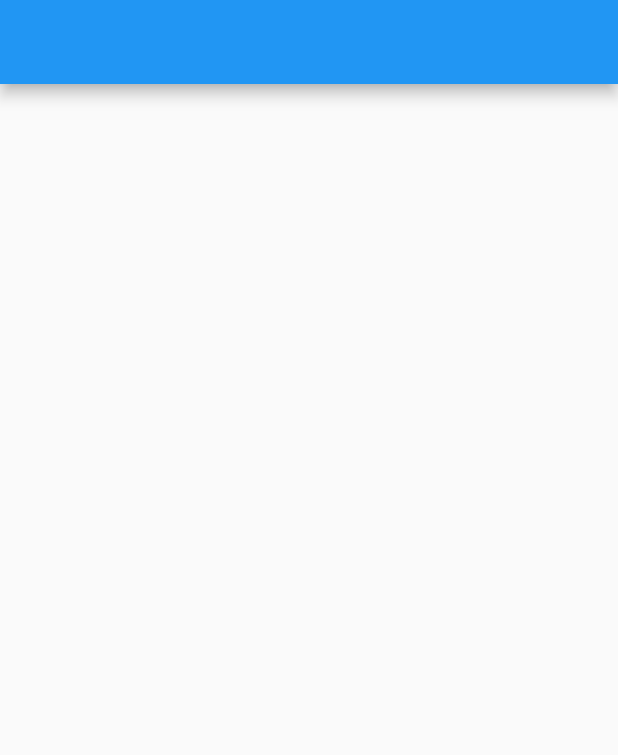
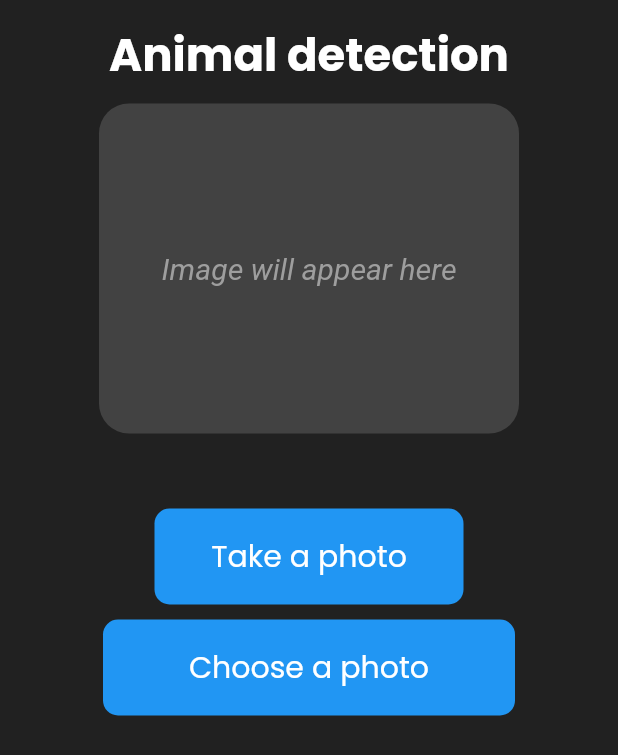
Before and after one commit to emeleonufavour/animal-detection, a Flutter app: the screen it shows after launch, on a phone screen of 412 x 824 dp. Shown: the top 755 px of the screen. Run offline on Flutter 3.47's test engine with Material 2 defaults, Android fonts, the phone set to English and light mode, and no system bars; our stand-ins replace get, google_fonts, image_picker; missing offline and left inert: tflite.

Commit message:
done a better UI

```diff
--- /dev/null
+++ b/assets/models/labels.txt
@@ -0,0 +1,2 @@
+Dog
+Cat
--- /dev/null
+++ b/lib/controller.dart
@@ -0,0 +1,57 @@
+import 'dart:developer';
+import 'dart:io';
+
+import 'package:get/get.dart';
+import 'package:image_picker/image_picker.dart';
+import 'package:tflite/tflite.dart';
+
+class ImageController extends GetxController {
+  File? _image;
+  List? _output;
+  final picker = ImagePicker();
+
+  get image => _image;
+  get output => _output;
+
+  set image(value) {
+    _image = value;
+    update();
+  }
+
+  set output(value) {
+    _output = value;
+    update();
+  }
+
+  loadModel() async {
+    await Tflite.loadModel(
+        model: 'assets/models/model_unquant.tflite',
+        labels: 'assets/models/labels.txt');
+  }
+
+  classifyImage(File image) async {
+    var outputT = await Tflite.runModelOnImage(
+        path: image.path,
+        numResults: 2,
+        threshold: 0.5,
+        imageMean: 127.5,
+        imageStd: 127.5);
+
+    output = outputT;
+    //_isloading = false;
+
+    log('This is the output: ${_output!.length}');
+  }
+
+  pickImage(bool isCamera) async {
+    var imageT = await picker.pickImage(
+        source: isCamera ? ImageSource.camera : ImageSource.gallery);
+    if (imageT == null) {
+      return null;
+    }
+
+    image = File(imageT.path);
+
+    classifyImage(_image!);
+  }
+}
--- a/lib/home.dart
+++ b/lib/home.dart
@@ -1,14 +1,110 @@
+import 'dart:developer';
+import 'dart:io';
 import 'package:flutter/material.dart';
-import 'package:flutter/src/widgets/framework.dart';
-import 'package:flutter/src/widgets/placeholder.dart';
+import 'package:get/get.dart';
+import 'package:image_picker/image_picker.dart';
+import 'package:pet_detection/controller.dart';
+import 'package:pet_detection/utils.dart';
+import 'package:pet_detection/widgets.dart/emptyImage.dart';
+import 'package:pet_detection/widgets.dart/imageToId.dart';
+import 'package:tflite/tflite.dart';
 
-class MyHomePage extends StatelessWidget {
+class MyHomePage extends StatefulWidget {
   const MyHomePage({super.key});
 
   @override
+  State<MyHomePage> createState() => _MyHomePageState();
+}
+
+class _MyHomePageState extends State<MyHomePage> {
+  final ctr = Get.put(ImageController());
+
+  @override
+  void initState() {
+    // TODO: implement initState
+    super.initState();
+    ctr.loadModel().then((value) {
+      setState(() {});
+    });
+  }
+
+  @override
+  void dispose() {
+    Tflite.close();
+    // TODO: implement dispose
+    super.dispose();
+  }
+
+  @override
   Widget build(BuildContext context) {
+    final size = MediaQuery.of(context).size;
     return Scaffold(
-      appBar: AppBar(),
+      backgroundColor: Colors.grey[900],
+      body: SafeArea(
+        child: Container(
+          padding: const EdgeInsets.all(8),
+          child: Column(
+            children: [
+              const SizedBox(
+                height: 6,
+              ),
+              Text(
+                'Animal detection',
+                style: Utils.heading,
+              ),
+              const SizedBox(
+                height: 10,
+              ),
+              GetBuilder<ImageController>(
+                builder: (imageCtr) => Center(
+                    child: imageCtr.image == null
+                        ? EmptyImage()
+                        : ImageToID(
+                            output: imageCtr.output, image: imageCtr.image)),
+              ),
+              GestureDetector(
+                onTap: () {
+                  return ctr.pickImage(true);
+                },
+                child: Container(
+                  width: size.width * 1 / 2,
+                  alignment: Alignment.center,
+                  padding:
+                      const EdgeInsets.symmetric(horizontal: 24, vertical: 17),
+                  decoration: BoxDecoration(
+                      color: Colors.blue,
+                      borderRadius: BorderRadius.circular(10)),
+                  child: Text(
+                    'Take a photo',
+                    style: Utils.buttonText,
+                  ),
+                ),
+              ),
+              SizedBox(
+                height: 10,
+              ),
+              GestureDetector(
+                onTap: () {
+                  return ctr.pickImage(false);
+                },
+                child: Container(
+                  width: size.width * 1 / 1.5,
+                  alignment: Alignment.center,
+                  padding:
+                      const EdgeInsets.symmetric(horizontal: 24, vertical: 17),
+                  decoration: BoxDecoration(
+                      color: Colors.blue,
+                      borderRadius: BorderRadius.circular(10)),
+                  child: Text(
+                    'Choose a photo',
+                    style: Utils.buttonText,
+                  ),
+                ),
+              ),
+            ],
+          ),
+        ),
+      ),
     );
   }
 }
--- /dev/null
+++ b/lib/utils.dart
@@ -0,0 +1,11 @@
+import 'package:flutter/material.dart';
+import 'package:google_fonts/google_fonts.dart';
+
+class Utils {
+  static TextStyle heading = GoogleFonts.poppins(
+      color: Colors.white, fontWeight: FontWeight.bold, fontSize: 30);
+  static TextStyle normal =
+      GoogleFonts.poppins(color: Colors.white, fontSize: 25);
+  static TextStyle buttonText =
+      GoogleFonts.poppins(color: Colors.white, fontSize: 20);
+}
--- /dev/null
+++ b/lib/widgets.dart/emptyImage.dart
@@ -0,0 +1,37 @@
+import 'package:flutter/material.dart';
+import 'package:flutter/src/widgets/framework.dart';
+import 'package:flutter/src/widgets/placeholder.dart';
+
+class EmptyImage extends StatelessWidget {
+  const EmptyImage({super.key});
+
+  @override
+  Widget build(BuildContext context) {
+    return SizedBox(
+      width: 280,
+      child: Column(
+        children: [
+          Container(
+            height: 220,
+            width: double.maxFinite,
+            decoration: BoxDecoration(
+                color: Colors.grey[800],
+                borderRadius: BorderRadius.circular(20)),
+            child: const Center(
+              child: Text(
+                'Image will appear here',
+                style: TextStyle(
+                    fontStyle: FontStyle.italic,
+                    color: Colors.grey,
+                    fontSize: 20),
+              ),
+            ),
+          ),
+          const SizedBox(
+            height: 50,
+          ),
+        ],
+      ),
+    );
+  }
+}
```
Also changed, not shown: lib/widgets.dart/imageToId.dart (added, +67 -0 lines), pubspec.yaml (+6 -2 lines), assets/images/cat.jpg (added), pubspec.lock, 2 other files.
